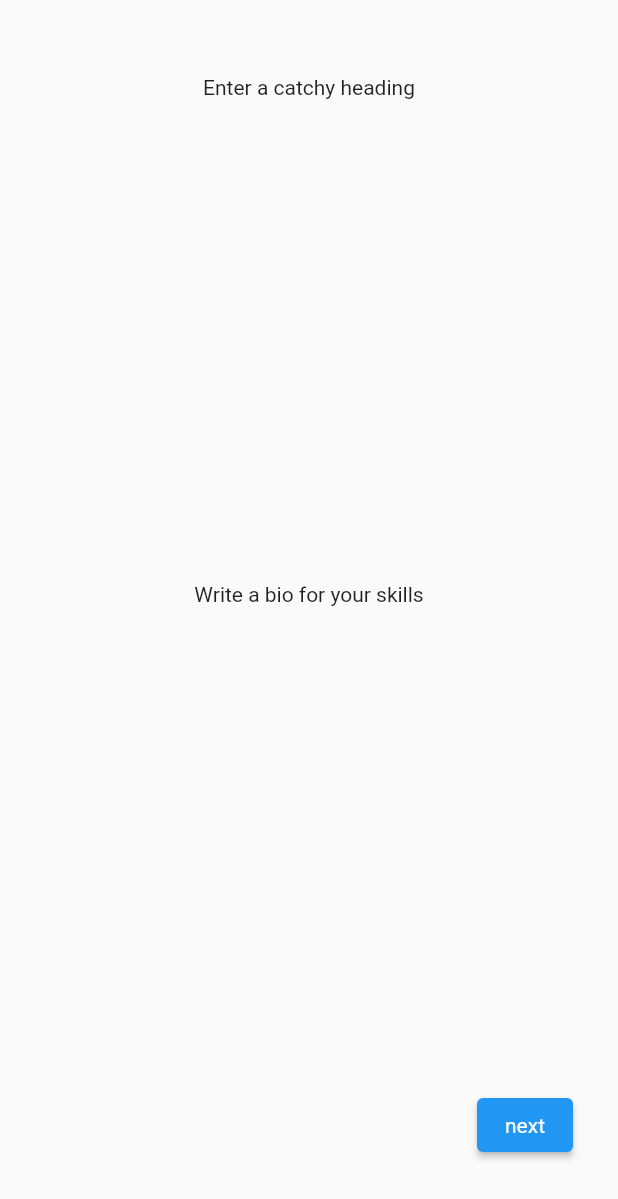
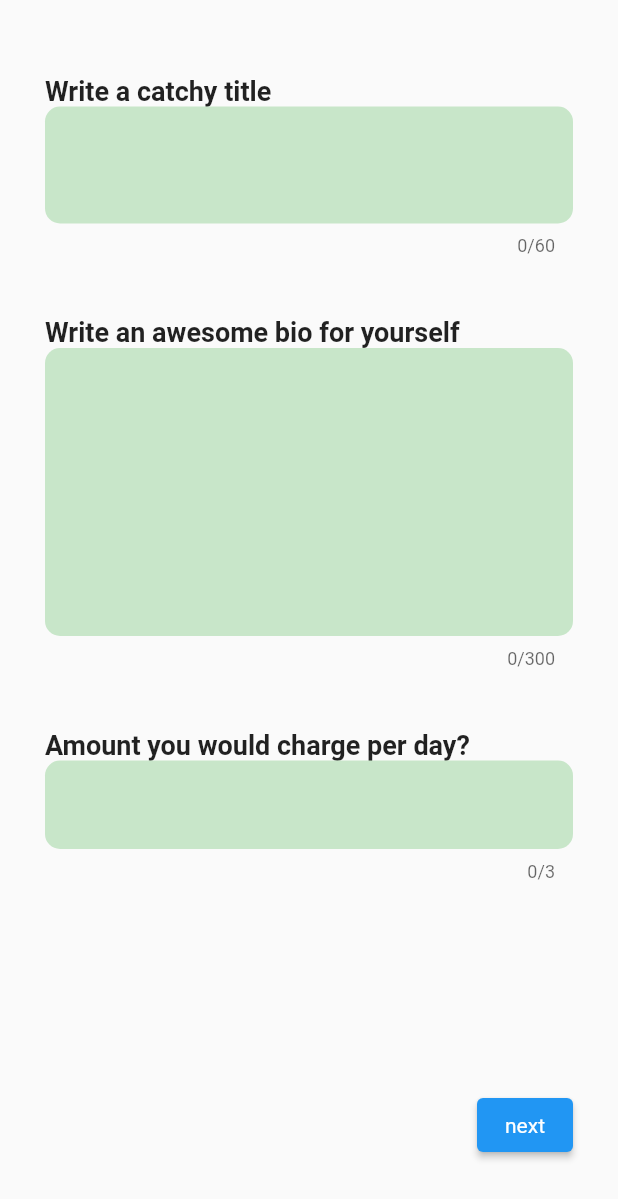
Before and after one commit to withewolf-dev/freelance-nahor, a Flutter app: the FreelanceStepThree screen opened by its route, on a phone screen of 412 x 824 dp. Shown: the top 1199 px of the screen. Run offline on Flutter 3.47's test engine with Material 2 defaults, Android fonts, the phone set to English and light mode, and no system bars; our stand-ins replace auto_route, carousel_slider, firebase_core, flutter_typeahead; accounts and stored records are empty; network calls fail.

```diff
--- a/lib/pages/auth/auth_flow/freelanceStep_three.dart
+++ b/lib/pages/auth/auth_flow/freelanceStep_three.dart
@@ -1,4 +1,7 @@
 import 'package:flutter/material.dart';
+import 'package:kilo/widgets/auth/freelanceStepThree/bio.dart';
+import 'package:kilo/widgets/auth/freelanceStepThree/bio_title.dart';
+import 'package:kilo/widgets/auth/freelanceStepThree/payment.dart';
 import 'package:kilo/widgets/auth/nextBtn.dart';
 import 'package:kilo/router/app_router.gr.dart';
 
@@ -16,10 +19,23 @@ class FreelanceStepThree extends StatelessWidget {
             padding: EdgeInsets.symmetric(horizontal: 30, vertical: 50),
             child: Column(
               mainAxisAlignment: MainAxisAlignment.spaceBetween,
-              //crossAxisAlignment: CrossAxisAlignment.center,
+              //crossAxisAlignment: CrossAxisAlignment.start,
               children: <Widget>[
-                Text("Enter a catchy heading"),
-                Text("Write a bio for your skills"),
+                Container(
+                  child: Column(
+                    children: [
+                      BioTitle(),
+                      SizedBox(
+                        height: 40.0,
+                      ),
+                      Bio(),
+                      SizedBox(
+                        height: 40.0,
+                      ),
+                      PaymentPerDay(),
+                    ],
+                  ),
+                ),
                 nextButton(context: context, page: FreelanceStepFour())
               ],
             ),
--- a/lib/router/app_router.dart
+++ b/lib/router/app_router.dart
@@ -2,6 +2,7 @@ import 'package:auto_route/annotations.dart';
 import 'package:auto_route/auto_route.dart';
 import 'package:kilo/pages/ProfileSheet.dart';
 import 'package:kilo/pages/auth/HireSignupPage.dart';
+import 'package:kilo/pages/auth/auth_flow/freelanceStep_five.dart';
 import 'package:kilo/pages/auth/auth_flow/freelanceStep_four.dart';
 import 'package:kilo/pages/auth/auth_flow/freelanceStep_one.dart';
 import 'package:kilo/pages/auth/auth_flow/freelanceStep_three.dart';
@@ -20,6 +21,7 @@ import 'package:kilo/pages/welcomepage.dart';
     AutoRoute(page: FreelanceStepTwo),
     AutoRoute(page: FreelanceStepThree),
     AutoRoute(page: FreelanceStepFour),
+    AutoRoute(page: FreelanceStepFive),
     AutoRoute(page: HireSignuPage),
     AutoRoute(page: FeedPage),
     AutoRoute(page: Setting),
--- /dev/null
+++ b/lib/widgets/auth/freelanceStepThree/bio.dart
@@ -0,0 +1,35 @@
+import 'package:flutter/material.dart';
+
+class Bio extends StatefulWidget {
+  const Bio({Key? key}) : super(key: key);
+
+  @override
+  _BioState createState() => _BioState();
+}
+
+class _BioState extends State<Bio> {
+  @override
+  Widget build(BuildContext context) {
+    return Container(
+      child: Column(
+        crossAxisAlignment: CrossAxisAlignment.start,
+        children: [
+          Text("Write an awesome bio for yourself",
+              style: TextStyle(fontWeight: FontWeight.bold, fontSize: 18)),
+          TextField(
+            decoration: InputDecoration(
+              filled: true,
+              fillColor: Colors.green.shade100,
+              border: OutlineInputBorder(
+                borderRadius: BorderRadius.circular(10),
+                borderSide: BorderSide.none,
+              ),
+            ),
+            maxLength: 300,
+            maxLines: 8,
+          ),
+        ],
+      ),
+    );
+  }
+}
--- /dev/null
+++ b/lib/widgets/auth/freelanceStepThree/bio_title.dart
@@ -0,0 +1,35 @@
+import 'package:flutter/material.dart';
+
+class BioTitle extends StatefulWidget {
+  const BioTitle({Key? key}) : super(key: key);
+
+  @override
+  _BioTitleState createState() => _BioTitleState();
+}
+
+class _BioTitleState extends State<BioTitle> {
+  @override
+  Widget build(BuildContext context) {
+    return Container(
+      child: Column(
+        crossAxisAlignment: CrossAxisAlignment.start,
+        children: [
+          Text("Write a catchy title",
+              style: TextStyle(fontWeight: FontWeight.bold, fontSize: 18)),
+          TextField(
+            decoration: InputDecoration(
+              filled: true,
+              fillColor: Colors.green.shade100,
+              border: OutlineInputBorder(
+                borderRadius: BorderRadius.circular(10),
+                borderSide: BorderSide.none,
+              ),
+            ),
+            maxLength: 60,
+            maxLines: 2,
+          ),
+        ],
+      ),
+    );
+  }
+}
--- /dev/null
+++ b/lib/widgets/auth/freelanceStepThree/payment.dart
@@ -0,0 +1,37 @@
+import 'package:flutter/material.dart';
+import 'package:flutter/services.dart';
+
+class PaymentPerDay extends StatefulWidget {
+  const PaymentPerDay({Key? key}) : super(key: key);
+
+  @override
+  _PaymentPerDayState createState() => _PaymentPerDayState();
+}
+
+class _PaymentPerDayState extends State<PaymentPerDay> {
+  @override
+  Widget build(BuildContext context) {
+    return Container(
+      child: Column(
+        crossAxisAlignment: CrossAxisAlignment.start,
+        children: [
+          Text("Amount you would charge per day?",
+              style: TextStyle(fontWeight: FontWeight.bold, fontSize: 18)),
+          TextField(
+            decoration: InputDecoration(
+              filled: true,
+              fillColor: Colors.green.shade100,
+              border: OutlineInputBorder(
+                borderRadius: BorderRadius.circular(10),
+                borderSide: BorderSide.none,
+              ),
+            ),
+            maxLength: 3,
+            maxLines: 1,
+            keyboardType: TextInputType.number,
+          ),
+        ],
+      ),
+    );
+  }
+}
--- a/lib/widgets/auth/otp/otp_fields.dart
+++ b/lib/widgets/auth/otp/otp_fields.dart
@@ -35,9 +35,7 @@ class _OtpFieldState extends State<OtpField> {
 
   @override
   Widget build(BuildContext context) {
-    return Scaffold(
-      body: SafeArea(
-          child: Row(
+    return Row(
       mainAxisAlignment: MainAxisAlignment.spaceAround,
       children: [
         Container(
@@ -87,7 +85,6 @@ class _OtpFieldState extends State<OtpField> {
                 focusNode: four,
                 style: TextStyle(fontSize: 20.0, color: Colors.black))),
       ],
-      )),
     );
   }
 }
```
Also changed, not shown: lib/pages/auth/auth_flow/freelanceStep_five.dart (added, +19 -0 lines), lib/pages/auth/auth_flow/freelanceStep_four.dart (+55 -2 lines), lib/router/app_router.gr.dart. Lines whose indentation alone changed are shown as unchanged.
